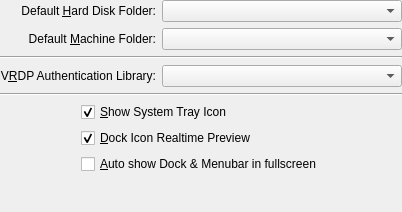
Before: the Qt Designer form src/VBox/Frontends/VirtualBox/src/settings/global/VBoxGLSettingsGeneral.ui in pop-os/virtualbox, drawn with Qt 5.
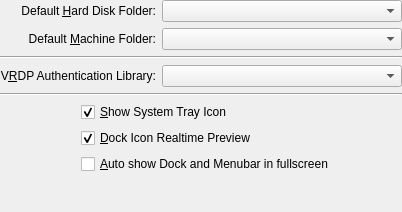
After: the same form once the commit is applied. Custom widgets are drawn as their Qt base class.

```diff
--- a/src/VBox/Frontends/VirtualBox/src/settings/global/VBoxGLSettingsGeneral.ui
+++ b/src/VBox/Frontends/VirtualBox/src/settings/global/VBoxGLSettingsGeneral.ui
@@ -156,7 +156,7 @@
    <item row="7" column="1" colspan="2">
     <widget class="QCheckBox" name="mCbCheckPresentationMode">
      <property name="text">
-      <string>&amp;Auto show Dock &amp;&amp; Menubar in fullscreen</string>
+      <string>&amp;Auto show Dock and Menubar in fullscreen</string>
      </property>
     </widget>
    </item>
```
